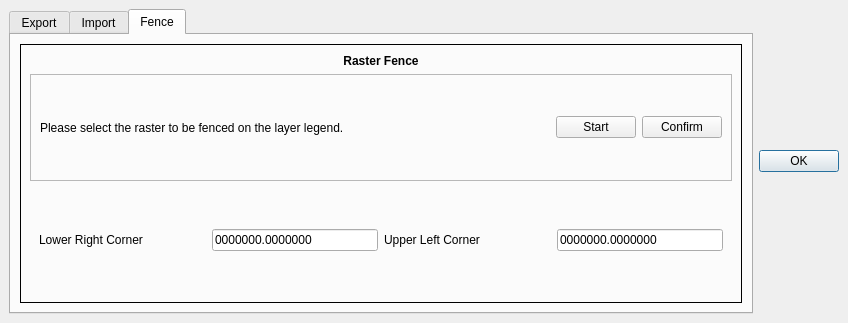
The window that beedip_dockwidget_base.ui (DodoIta/beedip) describes before a commit, drawn with Qt 5.
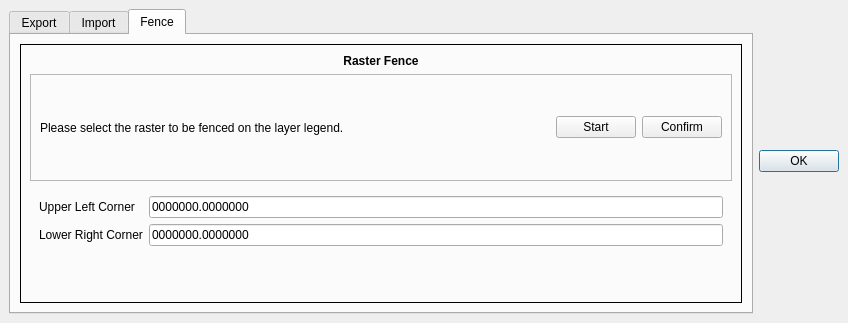
The same window after the commit.

Commit message: rearranged line edits

The edit to the form file:
```diff
--- a/beedip_dockwidget_base.ui
+++ b/beedip_dockwidget_base.ui
@@ -221,16 +221,16 @@
              <property name="enabled">
               <bool>true</bool>
              </property>
-             <layout class="QHBoxLayout" name="row_5">
-              <item>
-               <widget class="QLabel" name="lrLabel">
+             <layout class="QFormLayout" name="formLayout">
+              <item row="0" column="0">
+               <widget class="QLabel" name="ulLabel">
                 <property name="text">
-                 <string>Lower Right Corner</string>
+                 <string>Upper Left Corner</string>
                 </property>
                </widget>
               </item>
-              <item>
-               <widget class="QLineEdit" name="lrLineEdit">
+              <item row="0" column="1">
+               <widget class="QLineEdit" name="ulLineEdit">
                 <property name="sizePolicy">
                  <sizepolicy hsizetype="Preferred" vsizetype="Fixed">
                   <horstretch>0</horstretch>
@@ -242,15 +242,15 @@
                 </property>
                </widget>
               </item>
-              <item>
-               <widget class="QLabel" name="ulLabel">
+              <item row="1" column="0">
+               <widget class="QLabel" name="lrLabel">
                 <property name="text">
-                 <string>Upper Left Corner</string>
+                 <string>Lower Right Corner</string>
                 </property>
                </widget>
               </item>
-              <item>
-               <widget class="QLineEdit" name="ulLineEdit">
+              <item row="1" column="1">
+               <widget class="QLineEdit" name="lrLineEdit">
                 <property name="sizePolicy">
                  <sizepolicy hsizetype="Preferred" vsizetype="Fixed">
                   <horstretch>0</horstretch>
```
